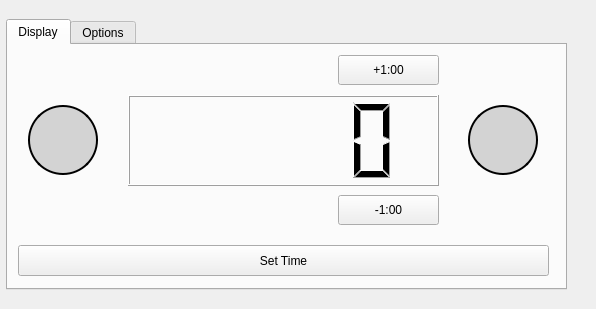
First picture: the form in main_window.ui, repository ChrisFelt/TIMED_CHIMES, before the edit.
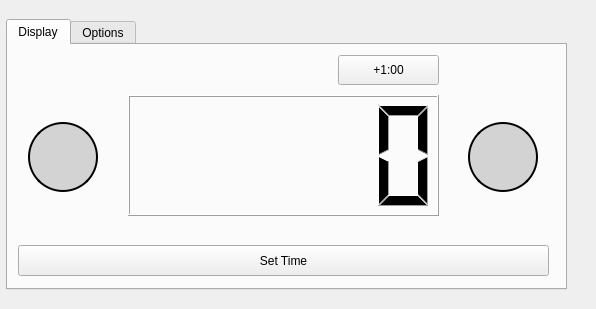
Second picture: the form after the edit. The open tabs and pages were chosen to show the change. Icons and pictures are not drawn.

Commit message: update QLCDNumber widget

```diff
--- a/main_window.ui
+++ b/main_window.ui
@@ -35,15 +35,21 @@
        <x>120</x>
        <y>50</y>
        <width>311</width>
-       <height>91</height>
+       <height>121</height>
       </rect>
      </property>
+     <property name="digitCount">
+      <number>5</number>
+     </property>
+     <property name="intValue" stdset="0">
+      <number>0</number>
+     </property>
     </widget>
     <widget class="QPushButton" name="play_timer_button">
      <property name="geometry">
       <rect>
        <x>460</x>
-       <y>60</y>
+       <y>77</y>
        <width>70</width>
        <height>70</height>
       </rect>
@@ -94,7 +100,7 @@
      <property name="geometry">
       <rect>
        <x>20</x>
-       <y>60</y>
+       <y>77</y>
        <width>70</width>
        <height>70</height>
       </rect>
@@ -150,19 +156,6 @@
       <string>+1:00</string>
      </property>
     </widget>
-    <widget class="QPushButton" name="minus_one_button">
-     <property name="geometry">
-      <rect>
-       <x>330</x>
-       <y>150</y>
-       <width>101</width>
-       <height>30</height>
-      </rect>
-     </property>
-     <property name="text">
-      <string>-1:00</string>
-     </property>
-    </widget>
     <widget class="QPushButton" name="set_time_button">
      <property name="geometry">
       <rect>
```
Left out of the diff: 5 changed lines with no effect on the pictures. The commit also changes 2 other files.
